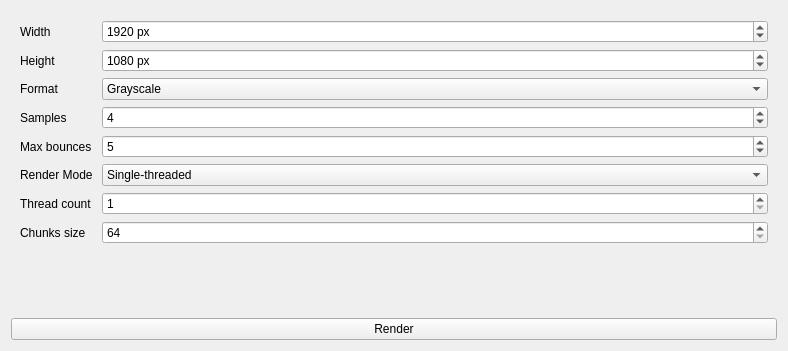
Above: src/GUI/Components/ui/RenderSettingsWidget.ui from lucas-gtr/Lumen before the change. Below: the same form after it.
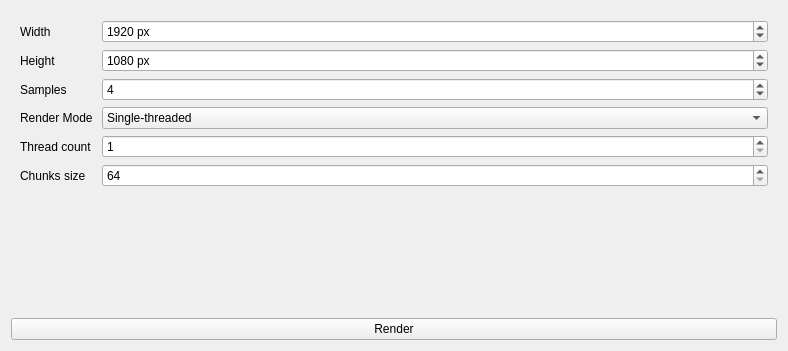
That is the form after the change. Custom widgets are drawn as their Qt base class.

Patch:
```diff
--- a/src/GUI/Components/ui/RenderSettingsWidget.ui
+++ b/src/GUI/Components/ui/RenderSettingsWidget.ui
@@ -70,42 +70,13 @@
        </widget>
       </item>
       <item row="2" column="0">
-       <widget class="QLabel" name="formatLabel">
-        <property name="text">
-         <string>Format</string>
-        </property>
-       </widget>
-      </item>
-      <item row="2" column="1">
-       <widget class="QComboBox" name="formatComboBox">
-        <property name="currentText">
-         <string>Grayscale</string>
-        </property>
-        <item>
-         <property name="text">
-          <string>Grayscale</string>
-         </property>
-        </item>
-        <item>
-         <property name="text">
-          <string>RGB</string>
-         </property>
-        </item>
-        <item>
-         <property name="text">
-          <string>RGBA</string>
-         </property>
-        </item>
-       </widget>
-      </item>
-      <item row="3" column="0">
        <widget class="QLabel" name="samplesLabel">
         <property name="text">
          <string>Samples</string>
         </property>
        </widget>
       </item>
-      <item row="3" column="1">
+      <item row="2" column="1">
        <widget class="SquareSpinBox" name="samplesSpinBox">
         <property name="minimum">
          <number>1</number>
@@ -118,34 +89,14 @@
         </property>
        </widget>
       </item>
-      <item row="4" column="0">
-       <widget class="QLabel" name="maxBouncesLabel">
-        <property name="text">
-         <string>Max bounces</string>
-        </property>
-       </widget>
-      </item>
-      <item row="4" column="1">
-       <widget class="QSpinBox" name="maxBouncesSpinBox">
-        <property name="minimum">
-         <number>0</number>
-        </property>
-        <property name="maximum">
-         <number>100</number>
-        </property>
-        <property name="value">
-         <number>5</number>
-        </property>
-       </widget>
-      </item>
-      <item row="5" column="0">
+      <item row="3" column="0">
        <widget class="QLabel" name="renderModeLabel">
         <property name="text">
          <string>Render Mode </string>
         </property>
        </widget>
       </item>
-      <item row="5" column="1">
+      <item row="3" column="1">
        <widget class="QComboBox" name="renderModeComboBox">
         <item>
          <property name="text">
@@ -159,28 +110,28 @@
         </item>
        </widget>
       </item>
-      <item row="6" column="0">
+      <item row="4" column="0">
        <widget class="QLabel" name="threadCountLabel">
         <property name="text">
          <string>Thread count</string>
         </property>
        </widget>
       </item>
-      <item row="6" column="1">
+      <item row="4" column="1">
        <widget class="QSpinBox" name="threadCountSpinBox">
         <property name="minimum">
          <number>1</number>
         </property>
        </widget>
       </item>
-      <item row="7" column="0">
+      <item row="5" column="0">
        <widget class="QLabel" name="chunksSizeLabel">
         <property name="text">
          <string>Chunks size</string>
         </property>
        </widget>
       </item>
-      <item row="7" column="1">
+      <item row="5" column="1">
        <widget class="QSpinBox" name="chunksSizeSpinBox">
         <property name="minimum">
          <number>64</number>
```
